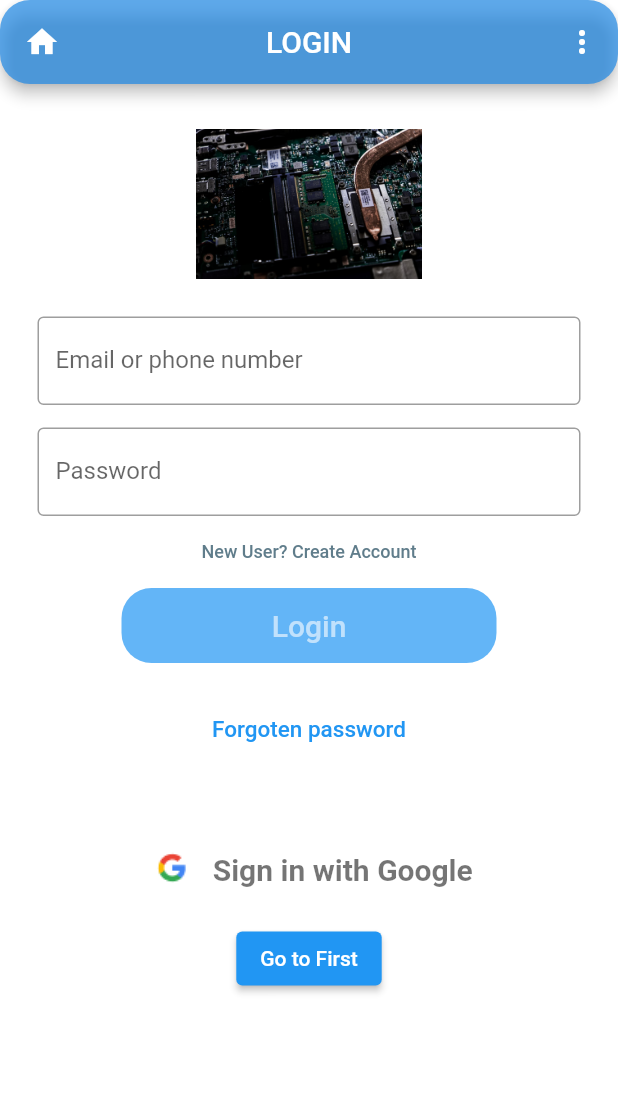
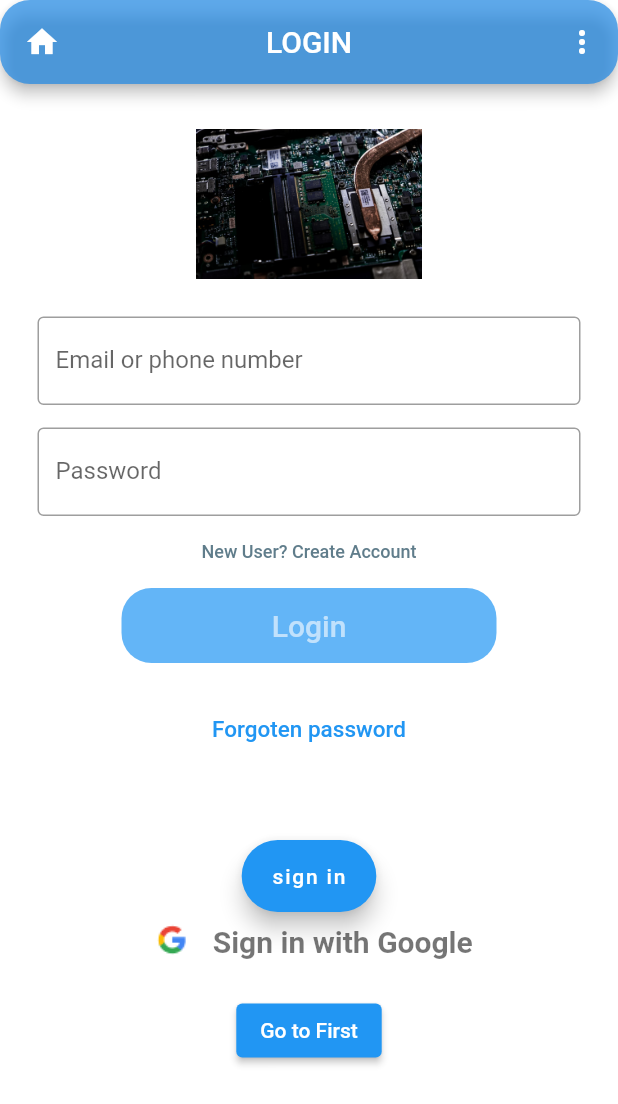
Before and after one commit to Babu-MB/app_build, a Flutter app: the screen it shows after launch, on a phone screen of 412 x 824 dp. Shown: the top 1104 px of the screen. Run offline on Flutter 3.47's test engine with Material 2 defaults, Android fonts, the phone set to English and light mode, and no system bars; our stand-ins replace firebase_core; accounts and stored records are empty; Roboto replaces fonts that are missing (IndieFlower).

Commit message:
commit on 'master'

```diff
--- a/lib/first.dart
+++ b/lib/first.dart
@@ -1,4 +1,4 @@
-/*import 'package:flutter/material.dart';
+import 'package:flutter/material.dart';
 //import 'package:video_player/video_player.dart';
 
 import './second.dart';
@@ -155,7 +155,7 @@ class FirstPage extends StatelessWidget {
 
 void setState(Null Function() param0) {}
 
-*/
+/*
 import 'dart:convert';
 
 import 'package:flutter/material.dart';
@@ -321,4 +321,4 @@ Widget _listView(persons) {
           );
         }),
   );
-}
+}*/
--- a/lib/login.dart
+++ b/lib/login.dart
@@ -1,26 +1,26 @@
-//import 'dart:html';
-
-//import 'package:firebase_core/firebase_core.dart';
+import 'package:firebase_core/firebase_core.dart';
 import 'package:flutter/material.dart';
+import 'package:myapp/main.dart';
+import 'package:myapp/third.dart';
 //import 'package:google_sign_in/google_sign_in.dart';
 //import 'package:provider/provider.dart';
 import './first.dart';
 import './create_account.dart';
 import './tabs.dart';
 import './forgot_password.dart';
-//import 'package:firebase_auth/firebase_auth.dart';
 
 //import './splash.dart';
 
-/*void main() async {
+void main() async {
   WidgetsFlutterBinding.ensureInitialized();
 
   // initializing the firebase app
   await Firebase.initializeApp();
+  runApp(MyApp());
 
   // calling of runApp
   // runApp(GoogleSignIn());
-}*/
+}
 
 class LoginDemo extends StatefulWidget {
   @override
@@ -28,6 +28,23 @@ class LoginDemo extends StatefulWidget {
 }
 
 class _LoginDemoState extends State<LoginDemo> {
+/*  Future<UserCredential> signInWithGoogle() async {
+    // Trigger the authentication flow
+    final GoogleSignInAccount googleUser = await GoogleSignIn().signIn();
+
+    // Obtain the auth details from the request
+    final GoogleSignInAuthentication googleAuth =
+        await googleUser?.authentication;
+
+    // Create a new credential
+    final credential = GoogleAuthProvider.credential(
+      accessToken: googleAuth?.accessToken,
+      idToken: googleAuth?.idToken,
+    );
+
+    // Once signed in, return the UserCredential
+    return await FirebaseAuth.instance.signInWithCredential(credential);
+  }*/
 // function to implement the google signin
 
 // creating firebase instance
@@ -179,6 +196,8 @@ class _LoginDemoState extends State<LoginDemo> {
             SizedBox(
               height: 50,
             ),
+            FloatingActionButton.extended(
+                label: Text('sign in'), onPressed: (() => ThirdPage())),
             Container(
               height: 40,
               decoration: BoxDecoration(
--- a/lib/second.dart
+++ b/lib/second.dart
@@ -108,7 +108,6 @@ import 'package:flutter/material.dart';
 import './third.dart';
 import 'package:flutter_staggered_grid_view/flutter_staggered_grid_view.dart';
 
-// ignore: must_be_immutable
 class SecondPage extends StatelessWidget {
   SecondPage({
     Key key,
```
Also changed, not shown: lib/firebase_options.dart (deleted).
